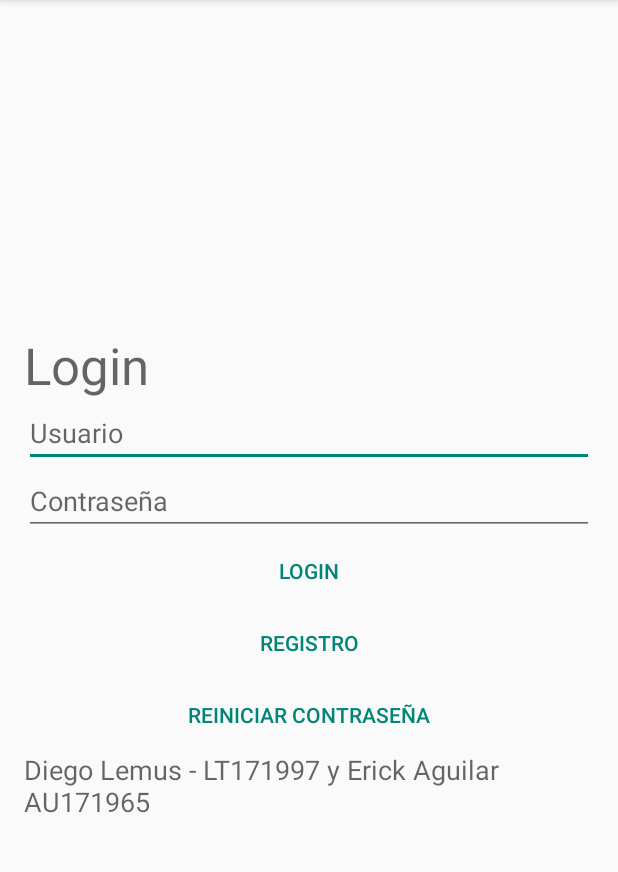
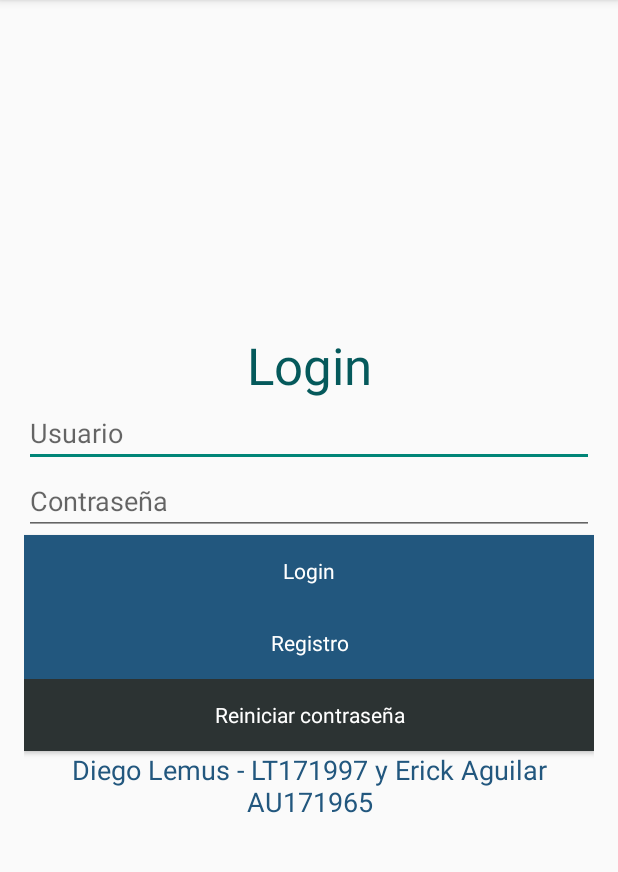
Before and after one commit to diegolem/desafio2_dsm, an Android app: the screen it shows after launch (Login), on a phone screen of 412 x 824 dp, the part 84-956 px from its top. Run offline under Robolectric (Android 15) with nearby library versions, the phone set to English and light mode, and no system bars; our stand-ins replace Firebase (no records; nobody signed in at launch, a user with empty details on screens opened directly).

Commit message:
Estilos de botones

```diff
--- a/app/src/main/res/layout/login.xml
+++ b/app/src/main/res/layout/login.xml
@@ -10,10 +10,13 @@
     tools:context=".Login">
 
     <TextView
-        android:layout_width="wrap_content"
+        style="@style/Widget.AppCompat.TextView.SpinnerItem"
+        android:layout_width="380dp"
         android:layout_height="wrap_content"
         android:text="@string/login"
-        android:textAppearance="@style/TextAppearance.AppCompat.Display1" />
+        android:textAlignment="center"
+        android:textAppearance="@style/TextAppearance.AppCompat.Display1"
+        android:textColor="#05595B" />
 
     <EditText
         android:id="@+id/user"
@@ -32,24 +35,33 @@
 
     <Button
         android:id="@+id/loginBtn"
-        style="@android:style/Widget.DeviceDefault.Button.Borderless.Colored"
+        style="@style/Widget.AppCompat.Button.Colored"
         android:layout_width="match_parent"
         android:layout_height="wrap_content"
-        android:text="@string/login" />
+        android:background="#22577E"
+        android:text="@string/login"
+        android:textAppearance="@style/TextAppearance.AppCompat.Body1"
+        android:textColor="#FFF" />
 
     <Button
         android:id="@+id/registerBtn"
-        style="@android:style/Widget.DeviceDefault.Button.Borderless.Colored"
+        style="@style/Widget.AppCompat.Button.Colored"
         android:layout_width="match_parent"
         android:layout_height="wrap_content"
-        android:text="@string/registro" />
+        android:background="#22577E"
+        android:text="@string/registro"
+        android:textAppearance="@style/TextAppearance.AppCompat.Body1"
+        android:textColor="#FFF" />
 
     <Button
         android:id="@+id/resetPasswordBtn"
-        style="@android:style/Widget.DeviceDefault.Button.Borderless.Colored"
+        style="@style/Widget.AppCompat.Button.Colored"
         android:layout_width="match_parent"
         android:layout_height="wrap_content"
-        android:text="@string/reiniciar_contrase_a" />
+        android:background="#2C3333"
+        android:text="@string/reiniciar_contrase_a"
+        android:textAppearance="@style/TextAppearance.AppCompat.Body1"
+        android:textColor="#FFF" />
 
     <ProgressBar
         android:id="@+id/progressBar"
@@ -62,5 +74,7 @@
         android:layout_width="match_parent"
         android:layout_height="wrap_content"
         android:text="Diego Lemus - LT171997 y Erick Aguilar AU171965"
-        android:textAppearance="@style/TextAppearance.AppCompat.Medium" />
+        android:textAlignment="center"
+        android:textAppearance="@style/TextAppearance.AppCompat.Medium"
+        android:textColor="#22577E" />
 </LinearLayout>
```
Also changed, not shown: app/src/main/java/com/example/desafio2dsm_lt171997_au171965/MainActivity.java (+0 -25 lines), app/src/main/res/layout/activity_main.xml (+0 -10 lines), app/src/main/res/layout/add_movie.xml (+30 -17 lines), app/src/main/res/layout/movie.xml (+19 -16 lines), app/src/main/res/layout/movies.xml (+11 -4 lines), app/src/main/res/layout/register.xml (+10 -3 lines), app/src/main/res/layout/reset_password.xml (+15 -2 lines).
